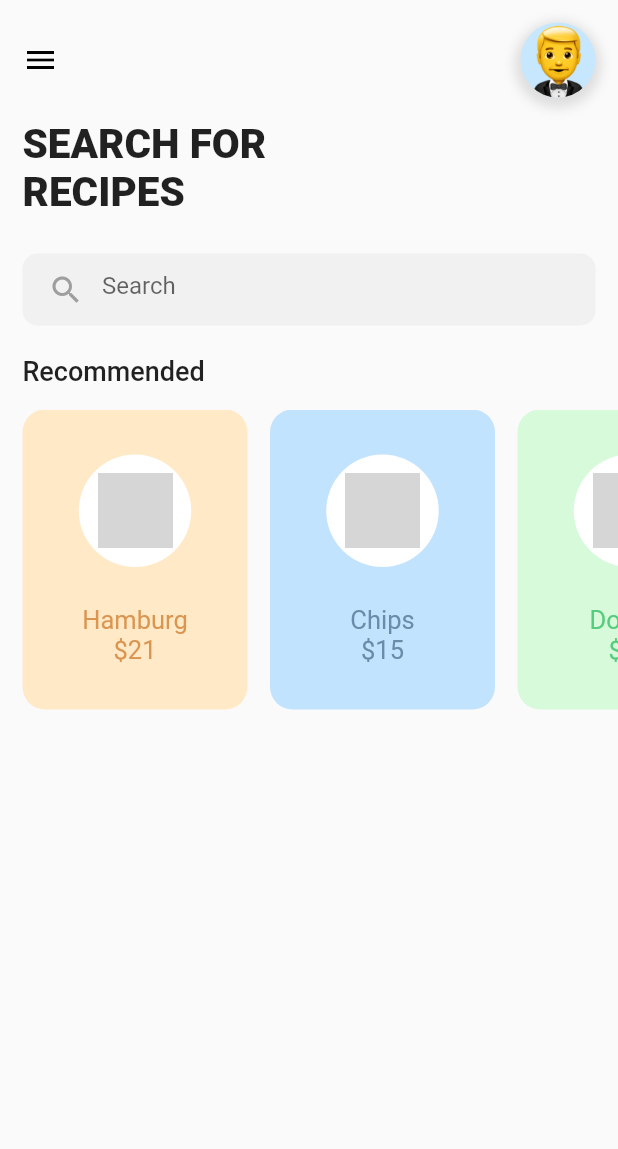
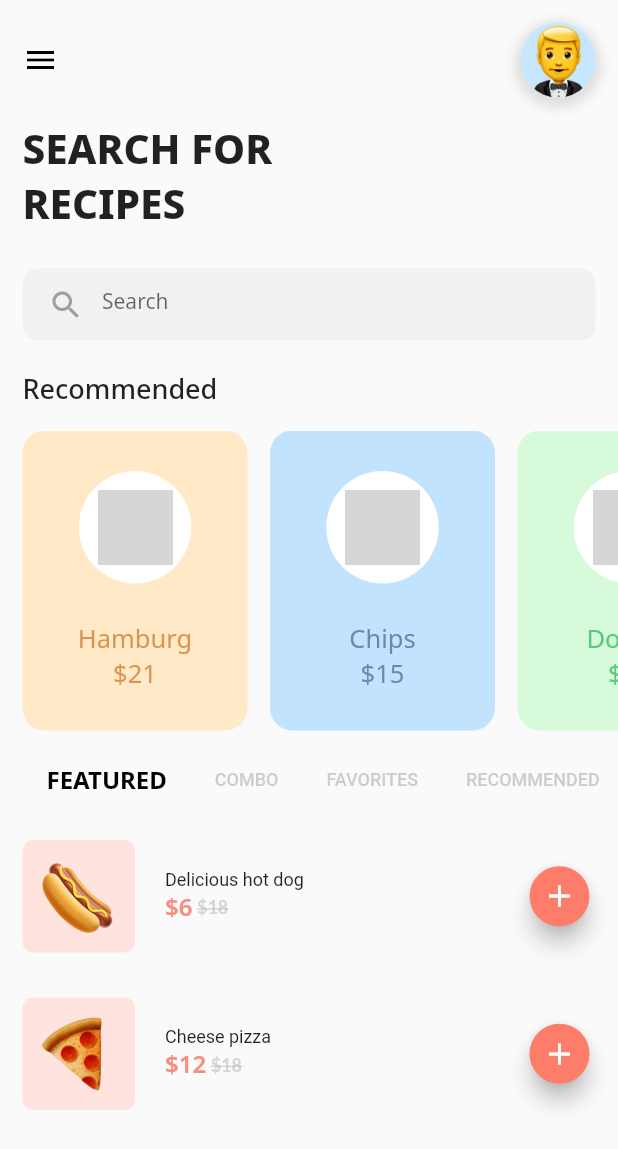
Before and after one commit to Nithu96/flutter_recipes, a Flutter app: the screen it shows after launch, on a phone screen of 412 x 824 dp. Shown: the top 1149 px of the screen. Run offline on Flutter 3.47's test engine with Material 2 defaults, Android fonts, the phone set to English and light mode, and no system bars; our stand-ins replace google_fonts; grey boxes are pictures that could not be loaded.

Commit message:
dashboard page completed without rating

```diff
--- a/lib/dashboardpage.dart
+++ b/lib/dashboardpage.dart
@@ -1,4 +1,6 @@
 import 'package:flutter/material.dart';
+import 'package:google_fonts/google_fonts.dart';
+import 'package:recipes/foodtab.dart';
 
 class DashboardPage extends StatefulWidget {
   const DashboardPage({Key? key}) : super(key: key);
@@ -7,7 +9,16 @@ class DashboardPage extends StatefulWidget {
   _DashboardPageState createState() => _DashboardPageState();
 }
 
-class _DashboardPageState extends State<DashboardPage> {
+class _DashboardPageState extends State<DashboardPage> with SingleTickerProviderStateMixin {
+  late TabController tabController;
+
+  @override
+  void initState() {
+    // TODO: implement initState
+    super.initState();
+    tabController = TabController(vsync: this, length: 4);
+  }
+
   @override
   Widget build(BuildContext context) {
     //navigation and image
@@ -47,18 +58,15 @@ class _DashboardPageState extends State<DashboardPage> {
               padding: const EdgeInsets.only(left:15.0),
               child:Text(
                 'SEARCH FOR',
-                // style: GoogleFonts.notoSans(
-                //   fontWeight: FontWeight.w800, fontSize: 27.0),
-                style: TextStyle(
-                    fontWeight: FontWeight.w800, fontSize: 27.0
+                style: GoogleFonts.notoSans(
+                  fontWeight: FontWeight.w800, fontSize: 27.0),
                 ),
               ),
-          ),
           Padding(
             padding: const EdgeInsets.only(left:15.0),
             child:Text(
               'RECIPES',
-              style: TextStyle(
+              style: GoogleFonts.notoSans(
                 fontWeight: FontWeight.w800, fontSize: 27.0
               ),
             ),
@@ -74,7 +82,7 @@ class _DashboardPageState extends State<DashboardPage> {
                   child: TextField(
                     decoration: InputDecoration(
                         hintText: 'Search',
-                        // hintStyle: GoogleFonts.notoSans(fontSize: 14.0),
+                        hintStyle: GoogleFonts.notoSans(fontSize: 14.0),
                         border: InputBorder.none,
                         fillColor: Colors.grey.withOpacity(0.5),
                         prefixIcon: Icon(Icons.search, color: Colors.grey)),
@@ -84,7 +92,7 @@ class _DashboardPageState extends State<DashboardPage> {
             padding: const EdgeInsets.only(left: 15.0),
             child: Text(
               'Recommended',
-              style: TextStyle(
+              style: GoogleFonts.notoSans(
                   fontWeight: FontWeight.w500, fontSize: 18.0),
             ),
           ),
@@ -103,6 +111,34 @@ class _DashboardPageState extends State<DashboardPage> {
                 ],
               )),
           SizedBox(height: 10.0),
+          Padding(
+              padding: EdgeInsets.only(left: 15.0),
+              child: TabBar(
+                  controller: tabController,
+                  isScrollable: true,
+                  indicatorColor: Colors.transparent,
+                  labelColor: Colors.black,
+                  unselectedLabelColor: Colors.grey.withOpacity(0.5),
+                  labelStyle: GoogleFonts.notoSans(
+                      fontSize: 16.0, fontWeight: FontWeight.w700),
+                  unselectedLabelStyle: TextStyle(
+                      fontSize: 12.0, fontWeight: FontWeight.w500),
+                  tabs: [
+                    Tab(child: Text('FEATURED')),
+                    Tab(child: Text('COMBO')),
+                    Tab(child: Text('FAVORITES')),
+                    Tab(child: Text('RECOMMENDED')),
+                  ]
+              )),
+          Container(
+              height: MediaQuery.of(context).size.height - 450.0,
+              child: TabBarView(controller: tabController, children: [
+                FoodTab(),
+                FoodTab(),
+                FoodTab(),
+                FoodTab(),
+              ]
+          ))
         ],
       ),
     );
@@ -140,11 +176,11 @@ class _DashboardPageState extends State<DashboardPage> {
                     SizedBox(height: 25.0),
                     Text(
                       foodName,
-                      style: TextStyle(
+                      style: GoogleFonts.notoSans(
                           fontSize: 17.0, color: textColor),
                     ),
                     Text('\$' + price,
-                        style: TextStyle(
+                        style: GoogleFonts.notoSans(
                             fontSize: 17.0, color: textColor))
                   ],
                 ))));
--- /dev/null
+++ b/lib/foodtab.dart
@@ -0,0 +1,96 @@
+import 'package:flutter/material.dart';
+import 'package:google_fonts/google_fonts.dart';
+
+
+class FoodTab extends StatefulWidget {
+  const FoodTab({Key? key}) : super(key: key);
+
+  @override
+  _FoodTabState createState() => _FoodTabState();
+}
+
+class _FoodTabState extends State<FoodTab> {
+  @override
+  Widget build(BuildContext context) {
+    return Scaffold(
+        body: ListView(
+          children: <Widget>[
+            _buildListItem('Delicious hot dog', 4.0, '6', 'assets/images/hotdog.png'),
+            _buildListItem('Cheese pizza', 5.0, '12', 'assets/images/pizza.png')
+          ],
+        ));
+  }
+
+  _buildListItem(String foodName, rating, String price, String imgPath) {
+    return Padding(
+        padding: EdgeInsets.all(15.0),
+        child: Row(
+          mainAxisAlignment: MainAxisAlignment.spaceBetween,
+          children: <Widget> [
+            Container(
+                width: 210.0,
+                child: Row(children: [
+                  Container(
+                      height: 75.0,
+                      width: 75.0,
+                      decoration: BoxDecoration(
+                          borderRadius: BorderRadius.circular(7.0),
+                          color: Color(0xFFFFE3DF)),
+                      child: Center(
+                          child:
+                          Image.asset(imgPath, height: 50.0, width: 50.0))),
+                  SizedBox(width: 20.0),
+                  Column(
+                    crossAxisAlignment: CrossAxisAlignment.start,
+                    children: <Widget>[
+                      Text(foodName,
+                          style: TextStyle(
+                              fontSize: 12.0, fontWeight: FontWeight.w400)),
+                      // SmoothStarRating(
+                      //     allowHalfRating: false,
+                      //     onRatingChanged: (v) {},
+                      //     starCount: rating.toInt(),
+                      //     rating: rating,
+                      //     color: Color(0xFFFFD143),
+                      //     borderColor: Color(0xFFFFD143),
+                      //     size: 15.0,
+                      //     spacing: 0.0),
+                      Row(
+                        children: <Widget>[
+                          Text(
+                            '\$' + price,
+                            style: GoogleFonts.notoSans(
+                                fontSize: 16.0,
+                                fontWeight: FontWeight.w600,
+                                textStyle: TextStyle(color: Color(0xFFF68D7F))
+                            ),
+                          ),
+                          SizedBox(width: 3.0),
+                          Text(
+                            '\$' + '18',
+                            style: GoogleFonts.lato(
+                                fontSize: 12.0,
+                                decoration: TextDecoration.lineThrough,
+                                fontWeight: FontWeight.w600,
+                                textStyle: TextStyle(
+                                    color: Colors.grey.withOpacity(0.4))
+                            ),
+                          )
+                        ],
+                      )
+                    ],
+                  )
+                ])),
+            FloatingActionButton(
+              heroTag: foodName,
+              mini: true,
+              onPressed: () {},
+              child: Center(
+                  child: Icon(Icons.add, color: Colors.white)
+              ),
+              backgroundColor: Color(0xFFFE7D6A),
+            )
+          ],
+        ));
+  }
+}
--- a/pubspec.yaml
+++ b/pubspec.yaml
@@ -28,6 +28,9 @@ dependencies:
   # The following adds the Cupertino Icons font to your application.
   # Use with the CupertinoIcons class for iOS style icons.
   cupertino_icons: ^1.0.2
+  flutter_vector_icons:
+  google_fonts:
+  smooth_star_rating:
 
 dev_dependencies:
   flutter_test:
@@ -50,6 +53,8 @@ flutter:
     - assets/images/burger.png
     - assets/images/fries.png
     - assets/images/doughnut.png
+    - assets/images/hotdog.png
+    - assets/images/pizza.png
 
   # An image asset can refer to one or more resolution-specific "variants", see
   # https://flutter.dev/assets-and-images/#resolution-aware.
```
Also changed, not shown: assets/images/hotdog.png (added), assets/images/pizza.png (added), pubspec.lock, 4 other files.
